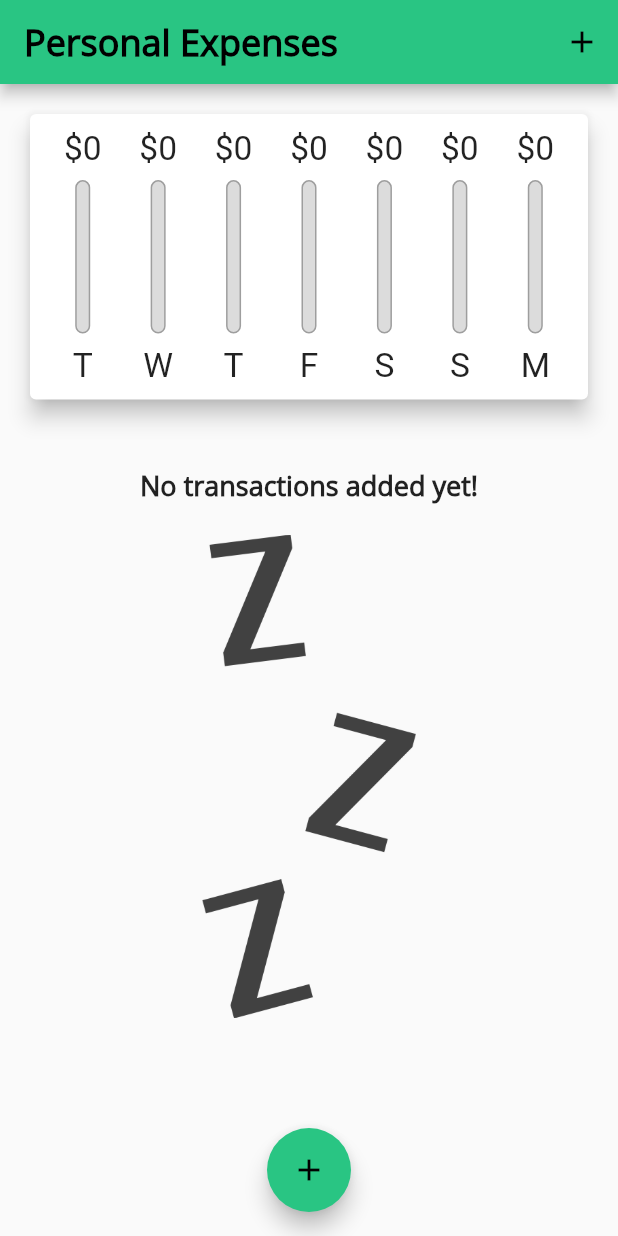
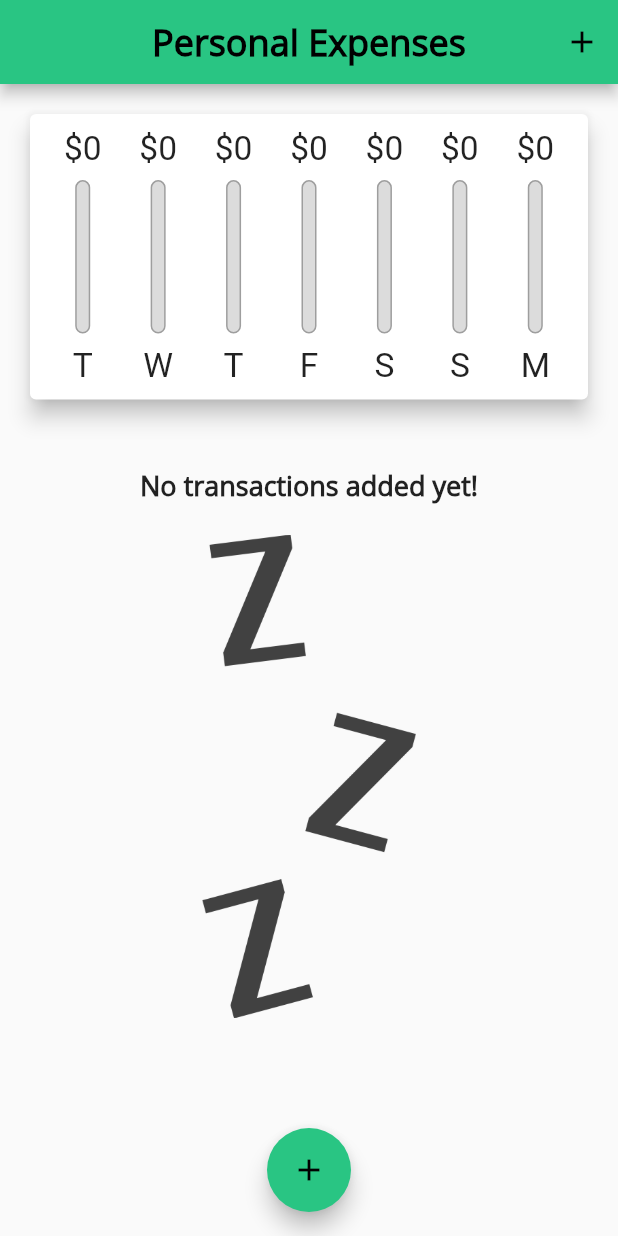
Before and after one commit to BrandonScanlon/Personal_Expenses_App, a Flutter app: the screen it shows after launch, on a phone screen of 412 x 824 dp. Run offline on Flutter 3.47's test engine with Material 2 defaults, Android fonts, the phone set to English and light mode, and no system bars.

Commit message:
Final Commit

```diff
--- a/lib/main.dart
+++ b/lib/main.dart
@@ -111,6 +111,7 @@ class _MyHomePageState extends State<MyHomePage> {
     final isLandscape = mediaQuery.orientation == Orientation.landscape;
     final dynamic appBar = Platform.isIOS
         ? CupertinoNavigationBar(
+            leading: Align(alignment: Alignment.center),
             middle: Text(
               'Personal Expenses',
               style: TextStyle(fontFamily: 'Open Sans'),
@@ -125,8 +126,11 @@ class _MyHomePageState extends State<MyHomePage> {
             ),
           )
         : AppBar(
-            title: Text('Personal Expenses',
-                style: TextStyle(fontFamily: 'Open Sans')),
+            centerTitle: true,
+            title: Text(
+              'Personal Expenses',
+              style: TextStyle(fontFamily: 'Open Sans'),
+            ),
             backgroundColor: Theme.of(context).primaryColor,
             actions: <Widget>[
               IconButton(
```
